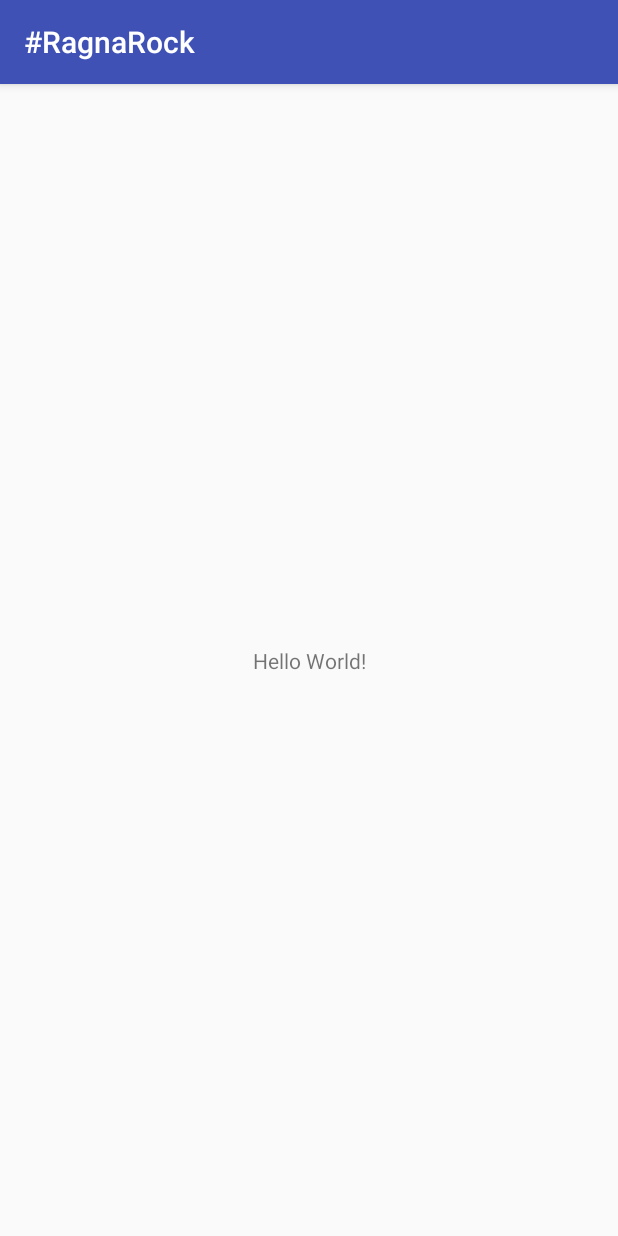
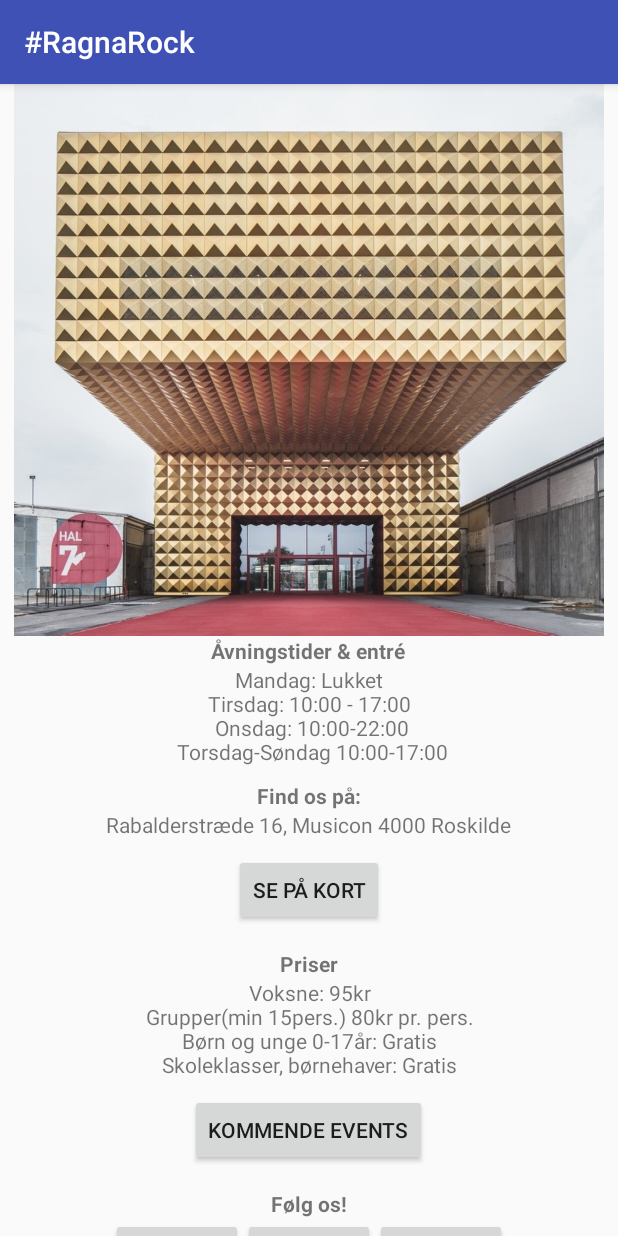
Before and after one commit to KroisSharp/ragnarockapp, an Android app: the screen it shows after launch (MainActivity before the commit, InfoActivity after it), on a phone screen of 412 x 824 dp. Run offline under Robolectric (Android 15) with nearby library versions, the phone set to English and light mode, and no system bars.

Commit message:
+instagram billede +youtube billede +ragnarockmusem billede
%info Activity
  Lavet OnClick til maps
  Lavet OnClick til hjemmeside - events

%Acitivty info xml
  +txt box til:
  Adr.
  priser
  knapper

```diff
--- a/app/src/main/AndroidManifest.xml
+++ b/app/src/main/AndroidManifest.xml
@@ -9,14 +9,14 @@
         android:roundIcon="@mipmap/ic_launcher_round"
         android:supportsRtl="true"
         android:theme="@style/AppTheme">
-        <activity android:name=".MainActivity">
+        <activity android:name=".InfoActivity">
             <intent-filter>
                 <action android:name="android.intent.action.MAIN" />
 
                 <category android:name="android.intent.category.LAUNCHER" />
             </intent-filter>
         </activity>
-        <activity android:name=".InfoActivity" />
+        <activity android:name=".MainActivity" />
         <activity android:name=".ValgtTweetActivity"></activity>
     </application>
 
--- a/app/src/main/java/mik/easj/skole/ragnarockapp/InfoActivity.java
+++ b/app/src/main/java/mik/easj/skole/ragnarockapp/InfoActivity.java
@@ -1,7 +1,10 @@
 package mik.easj.skole.ragnarockapp;
 
+import android.content.Intent;
+import android.net.Uri;
 import android.support.v7.app.AppCompatActivity;
 import android.os.Bundle;
+import android.view.View;
 
 public class InfoActivity extends AppCompatActivity {
 
@@ -10,4 +13,16 @@ public class InfoActivity extends AppCompatActivity {
         super.onCreate(savedInstanceState);
         setContentView(R.layout.activity_info);
     }
+
+    public void BtnSeKort(View view) {
+        Intent intent = new Intent(android.content.Intent.ACTION_VIEW,
+                Uri.parse("https://www.google.com/maps/place/Ragnarock+-+Museet+for+pop,+rock+og+ungdomskultur/@55.6279123,12.0806975,16.54z/data=!4m5!3m4!1s0x46525fe994707493:0x4105f77171824821!8m2!3d55.6278195!4d12.0830149"));
+        startActivity(intent);
+    }
+
+    public void SeEvents(View view) {
+        Uri uri = Uri.parse("http://museumragnarock.dk/2017/04/04/events/");
+        Intent intent = new Intent(Intent.ACTION_VIEW, uri);
+        startActivity(intent);
+    }
 }
--- a/app/src/main/res/layout/activity_info.xml
+++ b/app/src/main/res/layout/activity_info.xml
@@ -6,4 +6,123 @@
     android:layout_height="match_parent"
     tools:context="mik.easj.skole.ragnarockapp.InfoActivity">
 
+<ScrollView
+    android:layout_width="match_parent"
+    android:layout_height="match_parent">
+
+
+    <LinearLayout
+        android:layout_width="match_parent"
+        android:layout_height="match_parent"
+        android:orientation="vertical">
+
+        <ImageView
+            android:id="@+id/imageView"
+            android:layout_width="match_parent"
+            android:layout_height="368dp"
+            android:layout_centerHorizontal="true"
+            android:layout_centerVertical="true"
+            android:src="@drawable/ragnarockmuseum" />
+
+        <LinearLayout
+            android:layout_width="match_parent"
+            android:layout_height="match_parent"
+            android:gravity="center"
+            android:orientation="vertical">
+
+            <TextView
+                android:layout_width="wrap_content"
+                android:layout_height="wrap_content"
+                android:text="@string/vningstider_amp_entr"
+                android:textAlignment="center"
+                android:textStyle="bold" />
+
+            <TextView
+                android:layout_width="wrap_content"
+                android:layout_height="wrap_content"
+                android:text="@string/mandag_lukket_ntirsdag_10_00_17_00_nonsdag_10_00_22_00_ntorsdag_s_ndag_10_00_17_00"
+                android:textAlignment="center" />
+
+            <TextView
+                android:layout_width="wrap_content"
+                android:layout_height="wrap_content"
+                android:layout_marginTop="10dp"
+                android:text="@string/nfind_os_p"
+                android:textAlignment="center"
+                android:textStyle="bold" />
+
+            <TextView
+                android:layout_width="wrap_content"
+                android:layout_height="wrap_content"
+                android:text="@string/rabalderstr_de_16_musicon_4000_roskilde"
+                android:textAlignment="center" />
+
+            <Button
+                android:id="@+id/Button_SeKort"
+                android:layout_width="wrap_content"
+                android:layout_height="wrap_content"
+                android:layout_marginTop="10dp"
+                android:onClick="BtnSeKort"
+                android:text="@string/se_p_kort" />
+
+            <TextView
+                android:layout_width="wrap_content"
+                android:layout_height="wrap_content"
+                android:layout_marginTop="15dp"
+                android:text="@string/priser"
+                android:textAlignment="center"
+                android:textStyle="bold" />
+
+            <TextView
+                android:layout_width="wrap_content"
+                android:layout_height="wrap_content"
+                android:text="@string/voksne_95kr_ngrupper_min_15pers_80kr_pr_pers_nb_rn_og_unge_0_17_r_gratis_n_skoleklasser_b_rnehaver_gratis"
+                android:textAlignment="center" />
+
+            <Button
+                android:id="@+id/Button_SeEvents"
+                android:layout_width="wrap_content"
+                android:layout_height="wrap_content"
+                android:layout_marginTop="10dp"
+                android:onClick="SeEvents"
+                android:text="@string/kommende_events" />
+
+            <TextView
+                android:layout_width="wrap_content"
+                android:layout_height="wrap_content"
+                android:layout_marginTop="15dp"
+                android:text="Følg os!"
+                android:textStyle="bold" />
+
+            <LinearLayout
+                android:layout_width="match_parent"
+                android:layout_height="match_parent"
+                android:gravity="center"
+                android:orientation="horizontal">
+
+                <Button
+                    android:layout_width="wrap_content"
+                    android:layout_height="wrap_content" />
+
+                <Button
+                    android:layout_width="wrap_content"
+                    android:layout_height="wrap_content" />
+
+                <Button
+                    android:layout_width="wrap_content"
+                    android:layout_height="wrap_content" />
+
+            </LinearLayout>
+
+        </LinearLayout>
+
+
+
+
+    </LinearLayout>
+
+
+
+
+</ScrollView>
 </android.support.constraint.ConstraintLayout>
--- a/app/src/main/res/values/strings.xml
+++ b/app/src/main/res/values/strings.xml
@@ -1,3 +1,11 @@
 <resources>
     <string name="app_name">#RagnaRock</string>
+    <string name="vningstider_amp_entr"><![CDATA[Åvningstider & entré]]></string>
+    <string name="rabalderstr_de_16_musicon_4000_roskilde">Rabalderstræde 16, Musicon 4000 Roskilde</string>
+    <string name="nfind_os_p">Find os på:</string>
+    <string name="mandag_lukket_ntirsdag_10_00_17_00_nonsdag_10_00_22_00_ntorsdag_s_ndag_10_00_17_00">Mandag: Lukket\nTirsdag: 10:00 - 17:00\n Onsdag: 10:00-22:00\n Torsdag-Søndag 10:00-17:00</string>
+    <string name="se_p_kort">Se på kort</string>
+    <string name="priser">Priser</string>
+    <string name="voksne_95kr_ngrupper_min_15pers_80kr_pr_pers_nb_rn_og_unge_0_17_r_gratis_n_skoleklasser_b_rnehaver_gratis">Voksne: 95kr\nGrupper(min 15pers.) 80kr pr. pers.\nBørn og unge 0-17år: Gratis\nSkoleklasser, børnehaver: Gratis</string>
+    <string name="kommende_events">kommende events</string>
 </resources>
```
Also changed, not shown: app/src/main/res/drawable/instagram.png (added), app/src/main/res/drawable/ragnarockmuseum.jpg (added), app/src/main/res/drawable/youtube.png (added).
